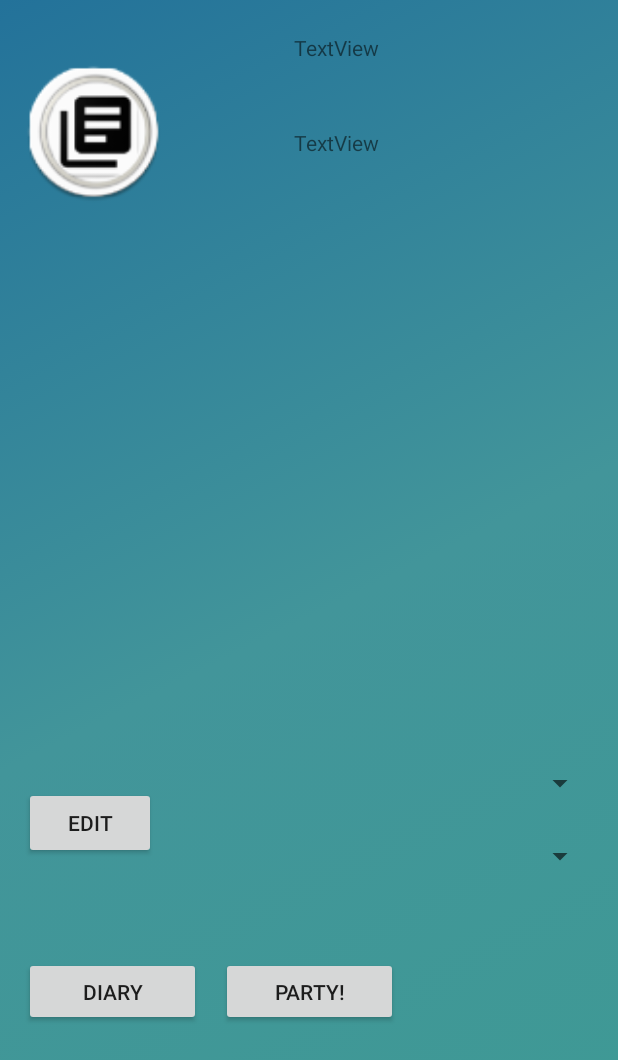
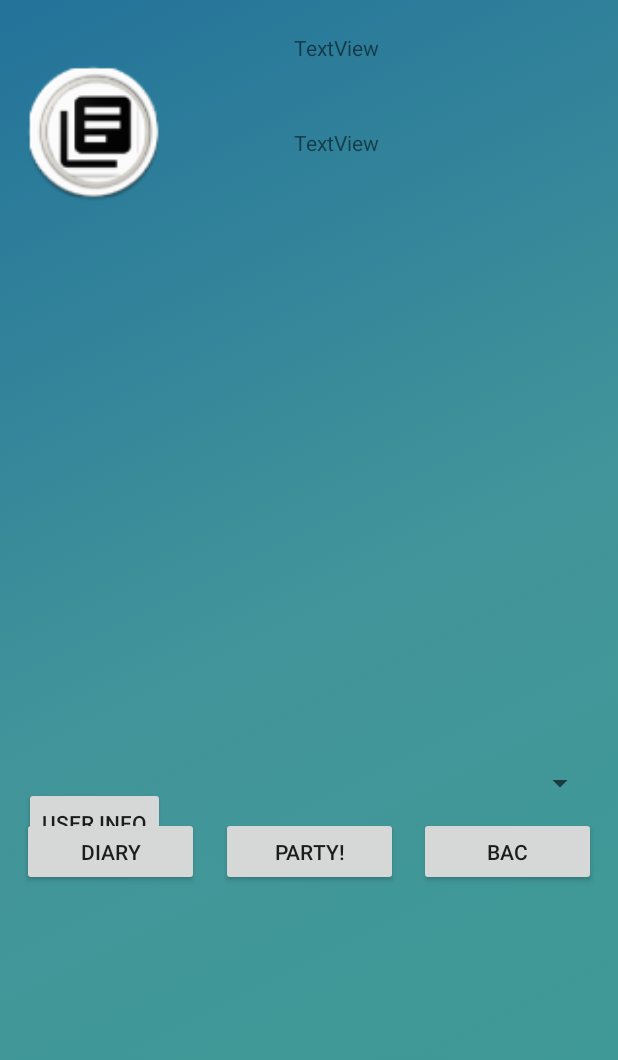
Before and after one commit to ksuhr1/BoozeBuddy, an Android app: the UserProfile screen opened directly, with no data from a screen before it, on a phone screen of 412 x 824 dp. Shown: the top 1060 px of the screen. Run offline under Robolectric (Android 15) with nearby library versions, the phone set to English and light mode, and no system bars.

```diff
--- a/app/src/main/AndroidManifest.xml
+++ b/app/src/main/AndroidManifest.xml
@@ -62,6 +62,10 @@
             android:name=".CalculatorSpending"
             android:theme="@style/AppTheme.NoActionBar" />
         <activity android:name=".SearchItem" />
+        <activity
+            android:name=".BACCalculator"
+            android:label="@string/title_activity_baccalculator"
+            android:theme="@style/AppTheme.NoActionBar"></activity>
     </application>
 
 </manifest>
--- a/app/src/main/java/com/example/katelynsuhr/boozebuddy/EditInfo.java
+++ b/app/src/main/java/com/example/katelynsuhr/boozebuddy/EditInfo.java
@@ -46,6 +46,7 @@ public class EditInfo extends AppCompatActivity {
         infoeditor.putString("age" , age.getText().toString());
         infoeditor.putString("sex" , sex.getText().toString());
         infoeditor.commit();
+        finish();
 
     }
 
--- a/app/src/main/java/com/example/katelynsuhr/boozebuddy/UserProfile.java
+++ b/app/src/main/java/com/example/katelynsuhr/boozebuddy/UserProfile.java
@@ -28,4 +28,9 @@ public class UserProfile extends AppCompatActivity {
         startActivity(intent);
     }
 
+    public void baccalc (View view){
+        Intent intent = new Intent(UserProfile.this, BACCalculator.class);
+        startActivity(intent);
+    }
+
 }
--- a/app/src/main/res/layout/activity_user_profile.xml
+++ b/app/src/main/res/layout/activity_user_profile.xml
@@ -27,18 +27,6 @@
         app:layout_constraintTop_toTopOf="parent"
         android:layout_marginTop="22dp"
         app:layout_constraintHorizontal_bias="0.914" />
-
-
-    <Button
-        android:id="@+id/PartyMode"
-        android:layout_width="118dp"
-        android:layout_height="46dp"
-        android:text="Party!"
-        android:layout_marginBottom="140dp"
-        android:onClick="party_main"
-        app:layout_constraintBottom_toBottomOf="parent"
-        app:layout_constraintLeft_toLeftOf="parent"
-        app:layout_constraintRight_toRightOf="parent"/>
 
     <ImageView
         android:id="@+id/imageView"
@@ -78,7 +66,7 @@
         android:layout_marginBottom="251dp"
         android:layout_marginLeft="16dp"
         android:onClick="userinfo"
-        android:text="Edit"
+        android:text="User Info"
         app:layout_constraintBottom_toBottomOf="parent"
         app:layout_constraintLeft_toLeftOf="parent" />
 
@@ -87,9 +75,38 @@
         android:layout_width="118dp"
         android:layout_height="46dp"
         android:text="Diary"
-        android:layout_marginBottom="140dp"
-        android:layout_marginLeft="16dp"
         android:onClick="diary_main"
+        app:layout_constraintVertical_bias=".7"
+        app:layout_constraintHorizontal_bias=".05"
+        app:layout_constraintTop_toTopOf="parent"
+        app:layout_constraintRight_toRightOf="parent"
+        app:layout_constraintBottom_toBottomOf="parent"
+        app:layout_constraintLeft_toLeftOf="parent"
+        />
+
+    <Button
+        android:id="@+id/PartyMode"
+        android:layout_width="118dp"
+        android:layout_height="46dp"
+        android:text="Party!"
+        android:onClick="party_main"
+        app:layout_constraintVertical_bias=".7"
+        app:layout_constraintHorizontal_bias=".5"
+        app:layout_constraintTop_toTopOf="parent"
+        app:layout_constraintRight_toRightOf="parent"
+        app:layout_constraintBottom_toBottomOf="parent"
+        app:layout_constraintLeft_toLeftOf="parent"/>
+
+    <Button
+        android:id="@+id/BACcalc"
+        android:layout_width="118dp"
+        android:layout_height="46dp"
+        android:text="BAC"
+        android:onClick="baccalc"
+        app:layout_constraintVertical_bias=".7"
+        app:layout_constraintHorizontal_bias=".95"
+        app:layout_constraintTop_toTopOf="parent"
+        app:layout_constraintRight_toRightOf="parent"
         app:layout_constraintBottom_toBottomOf="parent"
         app:layout_constraintLeft_toLeftOf="parent"
         />
```
Also changed, not shown: app/src/main/java/com/example/katelynsuhr/boozebuddy/BACCalculator.java (added, +86 -0 lines), app/src/main/res/layout/activity_baccalculator.xml (added, +136 -0 lines), app/src/main/res/layout/content_user_profile.xml (+31 -14 lines).
